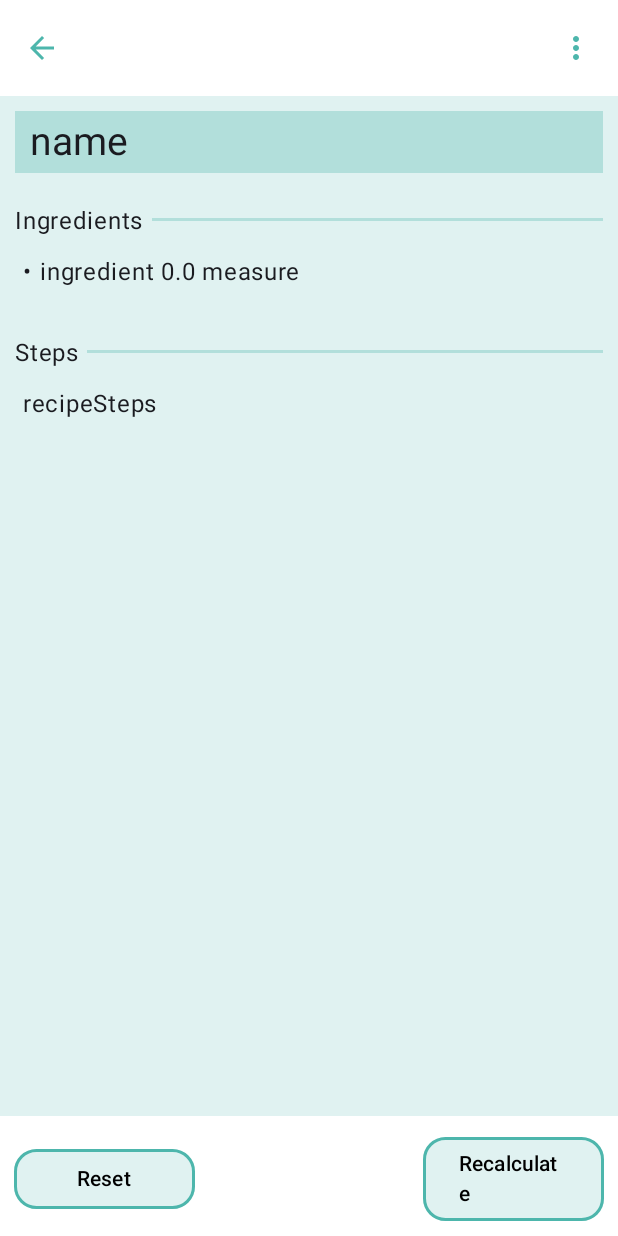
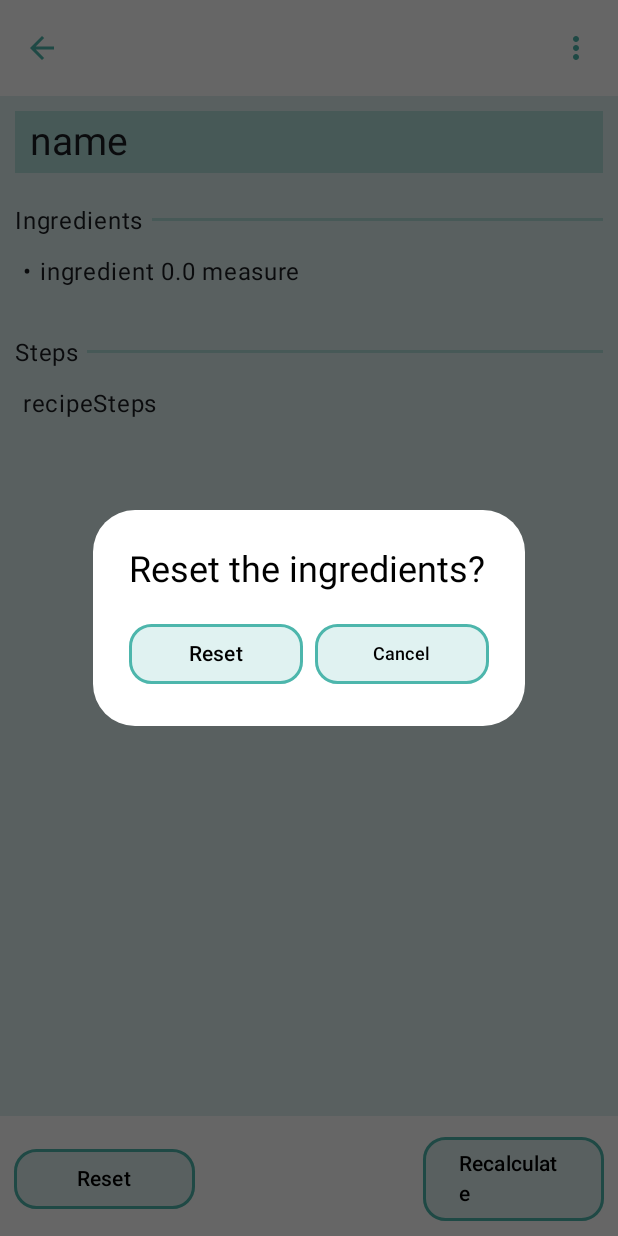
Before and after one commit to apushist/RecipeBook, an Android app built with Jetpack Compose: the RecipeScreen screen opened through its navigation route, after a tap on "Reset", on a phone screen of 412 x 824 dp. Run offline under Robolectric (Android 15) with nearby library versions, the phone set to English and light mode, and no system bars; our stand-ins replace Dagger/Hilt's generated code, Room's generated code.

Commit message:
AddAlertDialogForResetButton

```diff
--- a/architecture-templates/app/src/main/java/com/sfedu/recipebook/ui/recipe/RecipeListScreen.kt
+++ b/architecture-templates/app/src/main/java/com/sfedu/recipebook/ui/recipe/RecipeListScreen.kt
@@ -171,7 +171,7 @@ internal fun RecipeListScreen(
                             AlertDialog(
                                 onDismissRequest = { openDialog.value = false},
                                 title = { Text("Delete all recipes?") },
-                                confirmButton = {
+                                dismissButton = {
                                     Button(
                                         onClick = { onDelete(); openDialog.value = false },
                                         //openDialog.value = false ,
@@ -183,7 +183,7 @@ internal fun RecipeListScreen(
                                         Text("Delete")
                                     }
                                 },
-                                dismissButton = {
+                                confirmButton = {
                                     Button(
                                         onClick = { openDialog.value = false },
                                         modifier = Modifier.width(116.dp),
@@ -235,8 +235,8 @@ internal fun RecipeListScreen(
                     FloatingActionButton(
                         onClick = { onNavigateToAddScreen() },
                         content = { Icon(Icons.Filled.Add, contentDescription = "Добавить") },
-                        //TODO Make sth with botton color
-                        //containerColor = FloatingActionButtonDefaults.containerColor,
+                        containerColor = Color.White,
+                        contentColor = Color(0xFF4DB6AC),
                     )
                 },
 
--- a/architecture-templates/app/src/main/java/com/sfedu/recipebook/ui/recipe/RecipeScreen.kt
+++ b/architecture-templates/app/src/main/java/com/sfedu/recipebook/ui/recipe/RecipeScreen.kt
@@ -116,6 +116,17 @@ fun RecipeScreen(
                                                 title = { Text("Delete recipe?") },
                                                 confirmButton = {
                                                     Button(
+                                                        onClick = { openDialog.value = false },
+                                                        modifier = Modifier.width(116.dp),
+                                                        shape = RoundedCornerShape(15.dp),
+                                                        colors = ButtonDefaults.buttonColors(containerColor = Color(0xFFE0F2F1), contentColor = Color.Black),
+                                                        border = BorderStroke(2.dp, Color(0xFF4DB6AC))
+                                                    ) {
+                                                        Text("Cancel", fontSize = 12.sp)
+                                                    }
+                                                },
+                                                dismissButton = {
+                                                    Button(
                                                         onClick = { viewModel.deleteRecipe(recipe)
                                                             onNavigateToMain(); openDialog.value = false },
                                                         //openDialog.value = false ,
@@ -125,17 +136,6 @@ fun RecipeScreen(
                                                         border = BorderStroke(2.dp, Color(0xFF4DB6AC))
                                                     ) {
                                                         Text("Delete")
-                                                    }
-                                                },
-                                                dismissButton = {
-                                                    Button(
-                                                        onClick = { openDialog.value = false },
-                                                        modifier = Modifier.width(116.dp),
-                                                        shape = RoundedCornerShape(15.dp),
-                                                        colors = ButtonDefaults.buttonColors(containerColor = Color(0xFFE0F2F1), contentColor = Color.Black),
-                                                        border = BorderStroke(2.dp, Color(0xFF4DB6AC))
-                                                    ) {
-                                                        Text("Cancel", fontSize = 12.sp)
                                                     }
                                                 },
                                                 containerColor = Color.White,
@@ -161,17 +161,55 @@ fun RecipeScreen(
                         containerColor = Color.White,
                         contentColor = Color.LightGray
                     ){
+                        val openDialog = remember { mutableStateOf(false) }
                         Button(
-                            onClick = { resetViewableIngredients(ingredients = ingredients) },
+                            onClick = { openDialog.value = true },
                             modifier = Modifier
-                                            .width(126.dp)
-                                            .padding(start = 5.dp),
+                                .width(126.dp)
+                                .padding(start = 5.dp),
                             shape = RoundedCornerShape(15.dp),
                             colors = ButtonDefaults.buttonColors(containerColor = Color(0xFFE0F2F1), contentColor = Color.Black),
                             border = BorderStroke(2.dp, Color(0xFF4DB6AC)),
                         ) {
                             Text(text = "Reset")
                         }
+                        if (openDialog.value) {
+                            AlertDialog(
+                                onDismissRequest = { openDialog.value = false},
+                                title = { Text("Reset the ingredients?") },
+                                dismissButton = {
+                                    Button(
+                                        onClick = {
+                                                resetViewableIngredients(ingredients = ingredients)
+                                                onNavigateToMain(); openDialog.value = false
+                                        },
+                                        //openDialog.value = false ,
+                                        modifier = Modifier.width(116.dp),
+                                        shape = RoundedCornerShape(15.dp),
+                                        colors = ButtonDefaults.buttonColors(containerColor = Color(0xFFE0F2F1), contentColor = Color.Black),
+                                        border = BorderStroke(2.dp, Color(0xFF4DB6AC))
+                                    ) {
+                                        Text("Reset")
+                                    }
+                                },
+                                confirmButton = {
+                                    Button(
+                                        onClick = { openDialog.value = false },
+                                        modifier = Modifier.width(116.dp),
+                                        shape = RoundedCornerShape(15.dp),
+                                        colors = ButtonDefaults.buttonColors(containerColor = Color(0xFFE0F2F1), contentColor = Color.Black),
+                                        border = BorderStroke(2.dp, Color(0xFF4DB6AC))
+                                    ) {
+                                        Text("Cancel", fontSize = 12.sp)
+                                    }
+                                },
+                                containerColor = Color.White,
+                                titleContentColor = Color.Black,
+                            )
+                        }
+
+
+
 
                         Spacer(Modifier.weight(1f, true))
 
```
